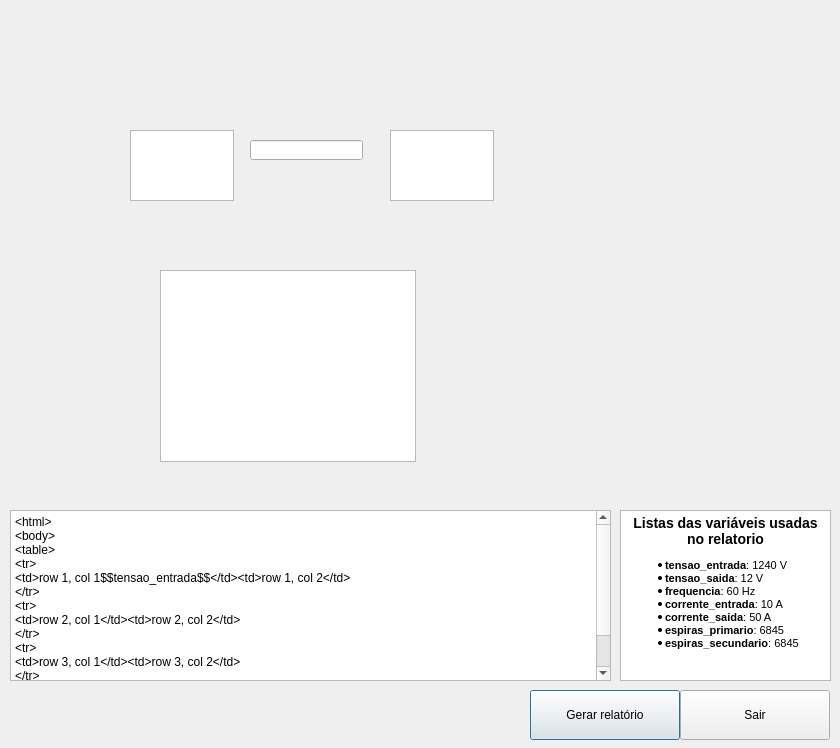
KyryIx/Helena, file windows/windowreport.ui: the form before one commit.
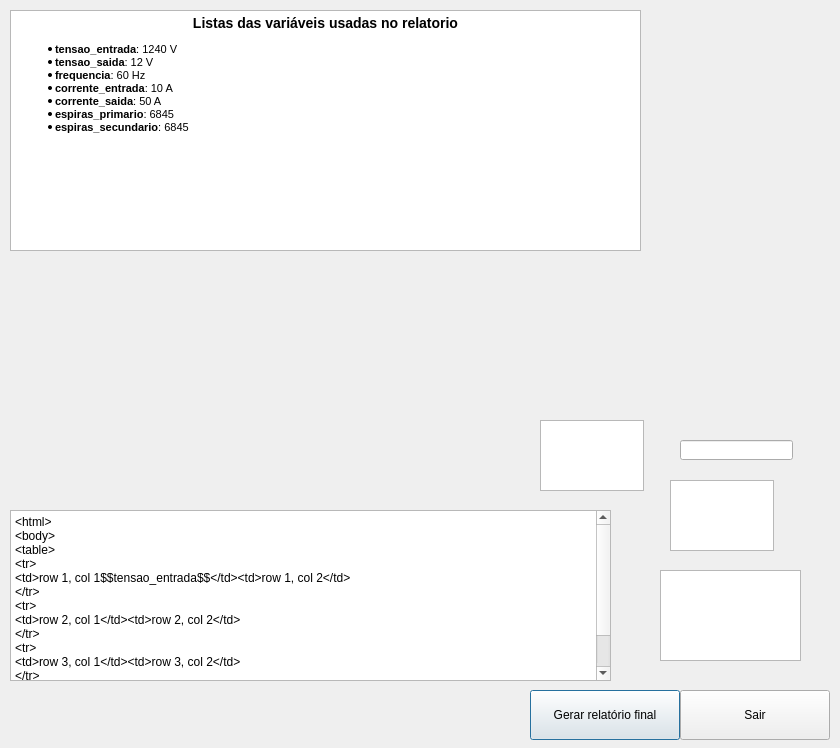
The form after the commit.

Commit message: Modify table in report HTML in transformer.h, remove report instruction in windowopenproject and include report window

Diff of the .ui file:
```diff
--- a/windows/windowreport.ui
+++ b/windows/windowreport.ui
@@ -49,7 +49,7 @@
     </rect>
    </property>
    <property name="text">
-    <string>Gerar relatório</string>
+    <string>Gerar relatório final</string>
    </property>
   </widget>
   <widget class="QPushButton" name="pushButton_3">
@@ -68,8 +68,8 @@
   <widget class="QPlainTextEdit" name="plainTextEdit_2">
    <property name="geometry">
     <rect>
-     <x>130</x>
-     <y>130</y>
+     <x>540</x>
+     <y>420</y>
      <width>104</width>
      <height>71</height>
     </rect>
@@ -78,8 +78,8 @@
   <widget class="QLineEdit" name="lineEdit">
    <property name="geometry">
     <rect>
-     <x>250</x>
-     <y>140</y>
+     <x>680</x>
+     <y>440</y>
      <width>113</width>
      <height>20</height>
     </rect>
@@ -88,8 +88,8 @@
   <widget class="QPlainTextEdit" name="plainTextEdit_3">
    <property name="geometry">
     <rect>
-     <x>390</x>
-     <y>130</y>
+     <x>670</x>
+     <y>480</y>
      <width>104</width>
      <height>71</height>
     </rect>
@@ -98,10 +98,10 @@
   <widget class="QTextBrowser" name="textBrowser">
    <property name="geometry">
     <rect>
-     <x>620</x>
-     <y>510</y>
-     <width>211</width>
-     <height>171</height>
+     <x>10</x>
+     <y>10</y>
+     <width>631</width>
+     <height>241</height>
     </rect>
    </property>
    <property name="html">
@@ -122,10 +122,10 @@
   <widget class="QGraphicsView" name="graphicsView">
    <property name="geometry">
     <rect>
-     <x>160</x>
-     <y>270</y>
-     <width>256</width>
-     <height>192</height>
+     <x>660</x>
+     <y>570</y>
+     <width>141</width>
+     <height>91</height>
     </rect>
    </property>
   </widget>
```
Left out of the diff: 8 changed lines with no effect on the pictures. The commit also changes 5 other files.
